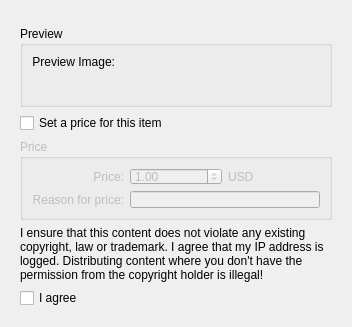
Before: the Qt Designer form knewstuff/knewstuff3/uploaddialog.ui in KDE/kdelibs, drawn with Qt 5.
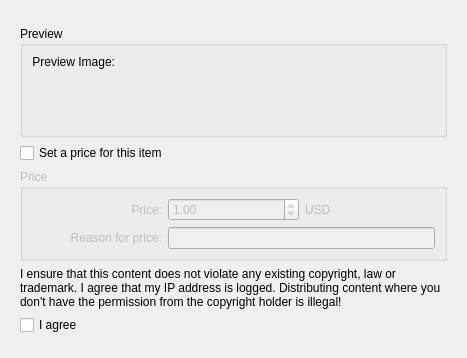
After: the same form once the commit is applied. Custom widgets are drawn as their Qt base class.

Commit message: remove disabled from price spin and label - it should be triggered by the entire group box being enabled/disabled. designer kept playing tricks on me here...

The edit to the form file:
```diff
--- a/knewstuff/knewstuff3/uploaddialog.ui
+++ b/knewstuff/knewstuff3/uploaddialog.ui
@@ -6,8 +6,8 @@
    <rect>
     <x>0</x>
     <y>0</y>
-    <width>299</width>
-    <height>325</height>
+    <width>467</width>
+    <height>358</height>
    </rect>
   </property>
   <property name="windowTitle">
@@ -369,9 +369,6 @@
          <layout class="QGridLayout" name="gridLayout_2">
           <item row="0" column="0">
            <widget class="QLabel" name="priceLabel">
-            <property name="enabled">
-             <bool>false</bool>
-            </property>
             <property name="text">
              <string>Price:</string>
             </property>
@@ -382,9 +379,6 @@
           </item>
           <item row="0" column="1">
            <widget class="QDoubleSpinBox" name="priceSpinBox">
-            <property name="enabled">
-             <bool>false</bool>
-            </property>
             <property name="singleStep">
              <double>0.010000000000000</double>
             </property>
```
The commit also changes 4 other files.
